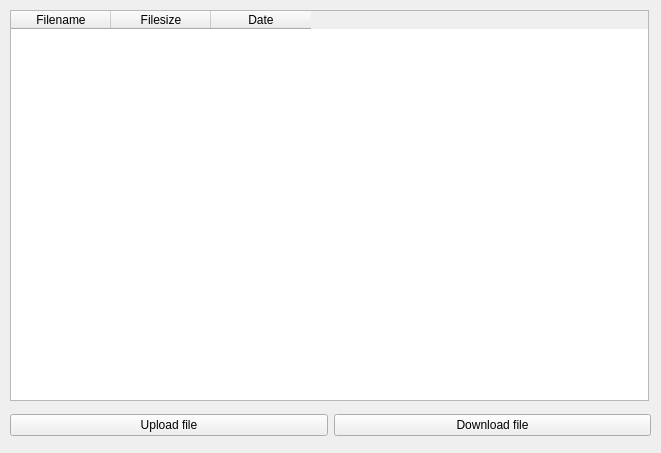
granddizzy/ItismAsyncio, file lesson_3/file_tranfer_system/client/views/viewPyQT/mainWindow.ui: the form before one commit.
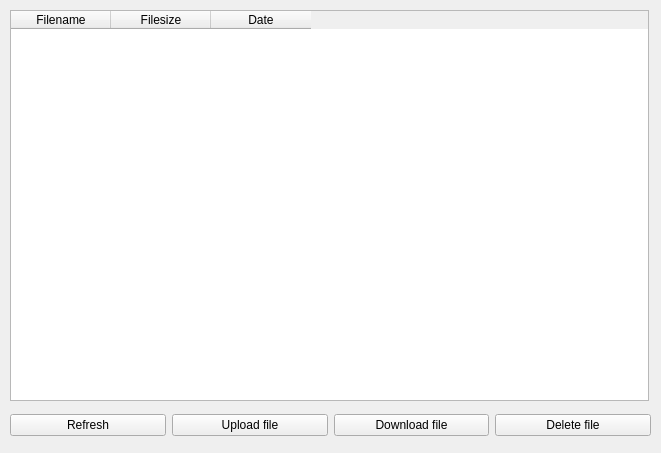
The form after the commit.

What changed in the file:
```diff
--- a/lesson_3/file_tranfer_system/client/views/viewPyQT/mainWindow.ui
+++ b/lesson_3/file_tranfer_system/client/views/viewPyQT/mainWindow.ui
@@ -69,6 +69,13 @@
     </rect>
    </property>
    <layout class="QHBoxLayout" name="horizontalLayout">
+    <item>
+     <widget class="QPushButton" name="pushButton_refresh">
+      <property name="text">
+       <string>Refresh</string>
+      </property>
+     </widget>
+    </item>
     <item>
      <widget class="QPushButton" name="pushButton_uploadFile">
       <property name="text">
@@ -83,6 +90,13 @@
       </property>
      </widget>
     </item>
+    <item>
+     <widget class="QPushButton" name="pushButton_delete">
+      <property name="text">
+       <string>Delete file</string>
+      </property>
+     </widget>
+    </item>
    </layout>
   </widget>
  </widget>
```
